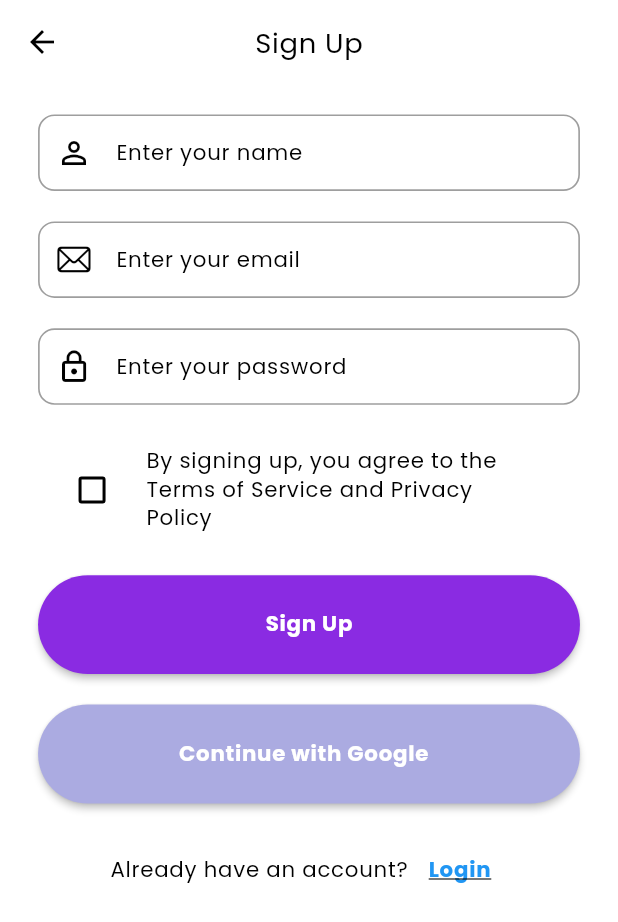
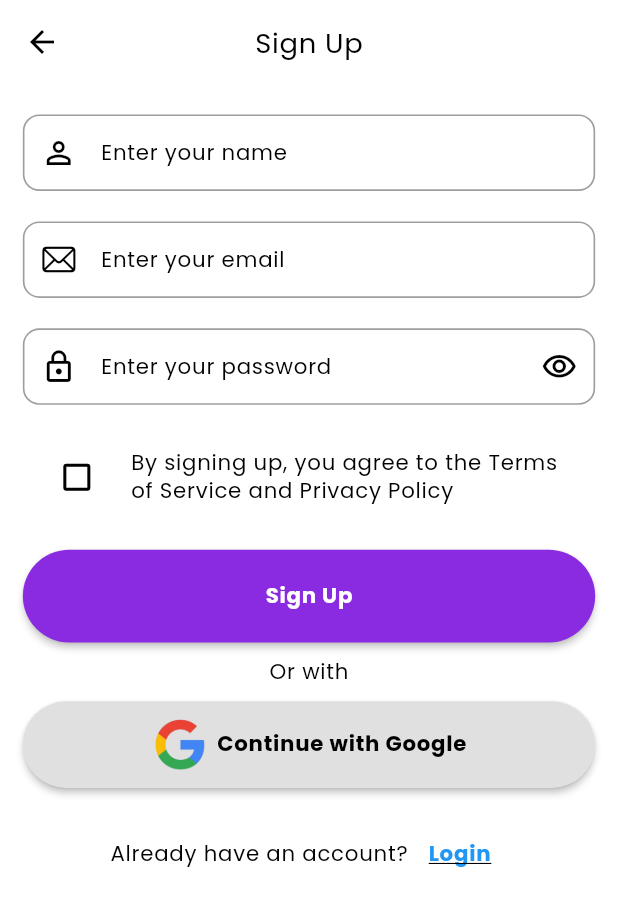
Before and after one commit to sabin6969/Budget_Buddy_With_Bloc, a Flutter app: the SignupPage screen opened by its route, on a phone screen of 412 x 824 dp. Shown: the top 922 px of the screen. Run offline on Flutter 3.47's test engine with Material 3 defaults, Android fonts, the phone set to English and light mode, and no system bars; our stand-ins replace flutter_screenutil, shared_preferences, smooth_page_indicator; accounts and stored records are empty.

Commit message:
completed signup page with google auth button

```diff
--- a/lib/constants/image_path.dart
+++ b/lib/constants/image_path.dart
@@ -5,4 +5,5 @@ class AppImagePath {
       "assets/images/onboarding_second_image.png";
   static const String thirdOnboardingImage =
       "assets/images/onboarding_third_image.png";
+  static const String googleLogo = "assets/logos/google_logo.png";
 }
--- a/lib/pages/auth/signup/signup_page.dart
+++ b/lib/pages/auth/signup/signup_page.dart
@@ -1,4 +1,8 @@
+import 'package:budgetbuddy_bloc/constants/image_path.dart';
+import 'package:budgetbuddy_bloc/main.dart';
 import 'package:budgetbuddy_bloc/widgets/custom_auth_button.dart';
+import 'package:budgetbuddy_bloc/widgets/custom_google_auth_button.dart';
+import 'package:budgetbuddy_bloc/widgets/custom_text_form_field.dart';
 import 'package:flutter/cupertino.dart';
 import 'package:flutter/material.dart';
 import 'package:flutter_screenutil/flutter_screenutil.dart';
@@ -12,10 +16,12 @@ class SignupPage extends StatelessWidget {
   final FocusNode _passwordFocusNode = FocusNode();
   final FocusNode _nameFocusNode = FocusNode();
   final ValueNotifier<bool> _isChecked = ValueNotifier(false);
+  final ValueNotifier<bool> _isHidden = ValueNotifier(true);
 
   @override
   Widget build(BuildContext context) {
     final isDark = MediaQuery.of(context).platformBrightness == Brightness.dark;
+    size = MediaQuery.sizeOf(context);
     return Scaffold(
       appBar: AppBar(
         backgroundColor: Theme.of(context).colorScheme.background,
@@ -29,58 +35,40 @@ class SignupPage extends StatelessWidget {
         ),
       ),
       body: Padding(
-        padding: EdgeInsets.symmetric(horizontal: 25.h, vertical: 10.h),
+        padding: EdgeInsets.symmetric(horizontal: 15.h, vertical: 10.h),
         child: SingleChildScrollView(
           child: Column(
             children: [
               SizedBox(
                 height: 10.h,
               ),
-              TextFormField(
-                keyboardType: TextInputType.name,
-                style: Theme.of(context).textTheme.labelMedium!.copyWith(
-                      fontWeight: FontWeight.normal,
-                    ),
-                controller: _nameController,
-                focusNode: _nameFocusNode,
-                onFieldSubmitted: (value) {
-                  FocusScope.of(context).requestFocus(_emailFocusNode);
-                },
-                decoration: InputDecoration(
+              CustomTextFormField(
+                textEditingController: _nameController,
+                currentFocusNode: _nameFocusNode,
+                nextFocusNode: _emailFocusNode,
+                isDark: isDark,
                 labelText: "Enter your name",
-                  prefixIcon: Icon(
-                    Icons.person_outline,
-                    color: isDark ? Colors.white : Colors.black,
-                  ),
-                ),
+                prefixIcon: Icons.person_outline,
               ),
               SizedBox(
                 height: 20.h,
               ),
-              TextFormField(
-                keyboardType: TextInputType.emailAddress,
-                style: Theme.of(context).textTheme.labelMedium!.copyWith(
-                      fontWeight: FontWeight.normal,
-                    ),
-                onFieldSubmitted: (value) {
-                  FocusScope.of(context).requestFocus(_passwordFocusNode);
-                },
-                focusNode: _emailFocusNode,
-                controller: _emailController,
-                decoration: InputDecoration(
+              CustomTextFormField(
+                isDark: isDark,
                 labelText: "Enter your email",
-                  prefixIcon: Icon(
-                    CupertinoIcons.mail,
-                    color: isDark ? Colors.white : Colors.black,
-                    size: 22.w,
-                  ),
-                ),
+                prefixIcon: CupertinoIcons.mail,
+                textEditingController: _emailController,
+                currentFocusNode: _emailFocusNode,
+                nextFocusNode: _passwordFocusNode,
               ),
               SizedBox(
                 height: 20.h,
               ),
-              TextFormField(
-                obscureText: true,
+              ValueListenableBuilder(
+                valueListenable: _isHidden,
+                builder: (context, value, child) {
+                  return TextFormField(
+                    obscureText: value,
                     keyboardType: TextInputType.visiblePassword,
                     style: Theme.of(context).textTheme.labelMedium!.copyWith(
                           fontWeight: FontWeight.normal,
@@ -94,7 +82,23 @@ class SignupPage extends StatelessWidget {
                         color: isDark ? Colors.white : Colors.black,
                         size: 22.w,
                       ),
+                      suffixIcon: IconButton(
+                        onPressed: () {
+                          _isHidden.value = !_isHidden.value;
+                        },
+                        icon: value
+                            ? Icon(
+                                Icons.visibility_outlined,
+                                color: isDark ? Colors.white : Colors.black,
+                              )
+                            : Icon(
+                                Icons.visibility_off_outlined,
+                                color: isDark ? Colors.white : Colors.black,
                               ),
+                      ),
+                    ),
+                  );
+                },
               ),
               SizedBox(
                 height: 20.h,
@@ -131,12 +135,19 @@ class SignupPage extends StatelessWidget {
                 onPressed: () {},
               ),
               SizedBox(
-                height: 20.h,
+                height: 10.h,
               ),
-              CustomAuthButton(
-                textColor: Colors.white,
-                isPrimaryColor: false,
-                buttonName: "Continue with Google  ",
+              Text(
+                "Or with",
+                style: Theme.of(context).textTheme.labelMedium!.copyWith(
+                      fontWeight: FontWeight.normal,
+                    ),
+              ),
+              SizedBox(
+                height: 10.h,
+              ),
+              CustomGoogleAuthButton(
+                buttonName: "Continue with Google",
                 onPressed: () {},
               ),
               SizedBox(
--- a/lib/widgets/custom_auth_button.dart
+++ b/lib/widgets/custom_auth_button.dart
@@ -18,7 +18,7 @@ class CustomAuthButton extends StatelessWidget {
     size = MediaQuery.sizeOf(context);
     return MaterialButton(
       shape: const StadiumBorder(),
-      height: size.height * 0.08,
+      height: size.height * 0.075,
       minWidth: size.width,
       onPressed: onPressed,
       color: isPrimaryColor
--- /dev/null
+++ b/lib/widgets/custom_google_auth_button.dart
@@ -0,0 +1,45 @@
+import 'package:budgetbuddy_bloc/constants/image_path.dart';
+import 'package:budgetbuddy_bloc/main.dart';
+import 'package:flutter/material.dart';
+import 'package:flutter_screenutil/flutter_screenutil.dart';
+
+class CustomGoogleAuthButton extends StatelessWidget {
+  final String buttonName;
+  final void Function() onPressed;
+  const CustomGoogleAuthButton({
+    super.key,
+    required this.buttonName,
+    required this.onPressed,
+  });
+
+  @override
+  Widget build(BuildContext context) {
+    size = MediaQuery.sizeOf(context);
+    return MaterialButton(
+      height: size.height * 0.07,
+      color: const Color(0xFFE0E0E0),
+      minWidth: size.width,
+      shape: const StadiumBorder(),
+      onPressed: onPressed,
+      child: Row(
+        mainAxisAlignment: MainAxisAlignment.center,
+        children: [
+          Image.asset(
+            AppImagePath.googleLogo,
+            height: 35.h,
+            width: 35.w,
+          ),
+          SizedBox(
+            width: 5.w,
+          ),
+          Text(
+            buttonName,
+            style: Theme.of(context).textTheme.labelMedium!.copyWith(
+                  color: Colors.black,
+                ),
+          )
+        ],
+      ),
+    );
+  }
+}
--- /dev/null
+++ b/lib/widgets/custom_text_form_field.dart
@@ -0,0 +1,42 @@
+import 'package:flutter/material.dart';
+
+class CustomTextFormField extends StatelessWidget {
+  const CustomTextFormField({
+    super.key,
+    required this.isDark,
+    required this.labelText,
+    required this.prefixIcon,
+    required this.textEditingController,
+    required this.currentFocusNode,
+    this.nextFocusNode,
+  });
+
+  final TextEditingController textEditingController;
+  final bool isDark;
+  final String labelText;
+  final IconData prefixIcon;
+  final FocusNode currentFocusNode;
+  final FocusNode? nextFocusNode;
+
+  @override
+  Widget build(BuildContext context) {
+    return TextFormField(
+      keyboardType: TextInputType.name,
+      style: Theme.of(context).textTheme.labelMedium!.copyWith(
+            fontWeight: FontWeight.normal,
+          ),
+      controller: textEditingController,
+      focusNode: currentFocusNode,
+      onFieldSubmitted: (value) {
+        FocusScope.of(context).requestFocus(nextFocusNode);
+      },
+      decoration: InputDecoration(
+        labelText: labelText,
+        prefixIcon: Icon(
+          prefixIcon,
+          color: isDark ? Colors.white : Colors.black,
+        ),
+      ),
+    );
+  }
+}
--- a/pubspec.yaml
+++ b/pubspec.yaml
@@ -27,7 +27,7 @@ flutter:
 
   assets:
     - assets/images/
-  #   - images/a_dot_ham.jpeg
+    - assets/logos/
 
   # An image asset can refer to one or more resolution-specific "variants", see
   # https://flutter.dev/assets-and-images/#resolution-aware
```
Also changed, not shown: assets/logos/google_logo.png (added). Lines whose indentation alone changed are shown as unchanged.
